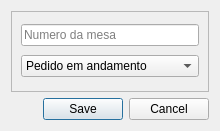
The window that cliente/src/screen/ui/diago_inserir.ui (JonasCGN/Projeto-Final-POO-II) describes before a commit, drawn with Qt 5.
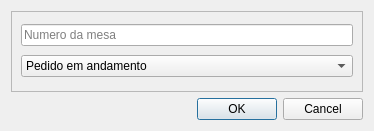
The same window after the commit.

The edit to the form file:
```diff
--- a/cliente/src/screen/ui/diago_inserir.ui
+++ b/cliente/src/screen/ui/diago_inserir.ui
@@ -6,7 +6,7 @@
    <rect>
     <x>0</x>
     <y>0</y>
-    <width>220</width>
+    <width>374</width>
     <height>131</height>
    </rect>
   </property>
@@ -53,7 +53,10 @@
       <enum>Qt::Horizontal</enum>
      </property>
      <property name="standardButtons">
-      <set>QDialogButtonBox::Cancel|QDialogButtonBox::Save</set>
+      <set>QDialogButtonBox::Cancel|QDialogButtonBox::Ok</set>
+     </property>
+     <property name="centerButtons">
+      <bool>false</bool>
      </property>
     </widget>
    </item>
```
Left out of the diff: 4 changed lines with no effect on the pictures.
